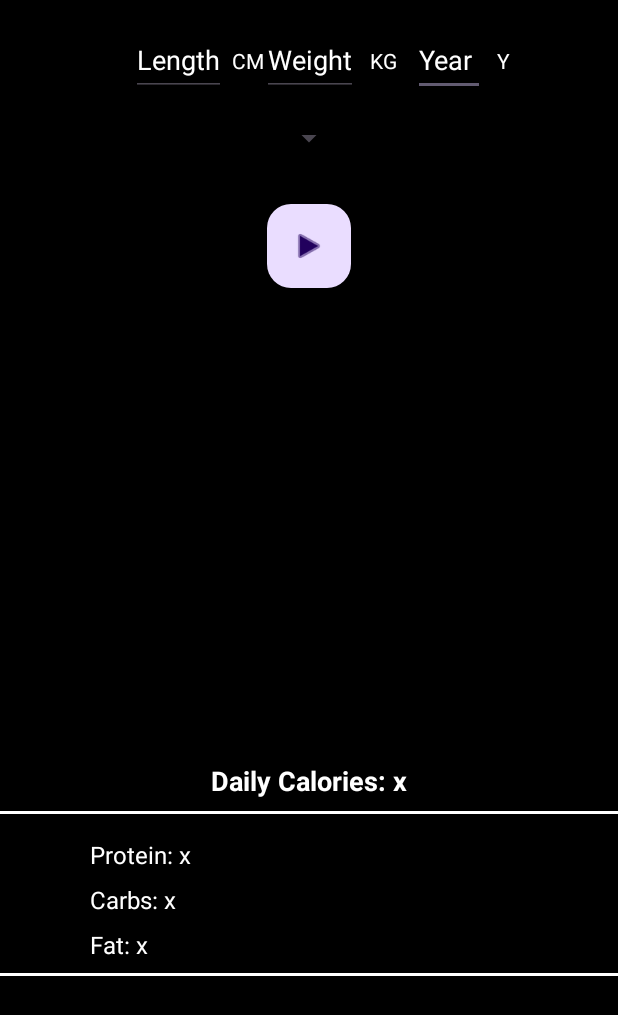
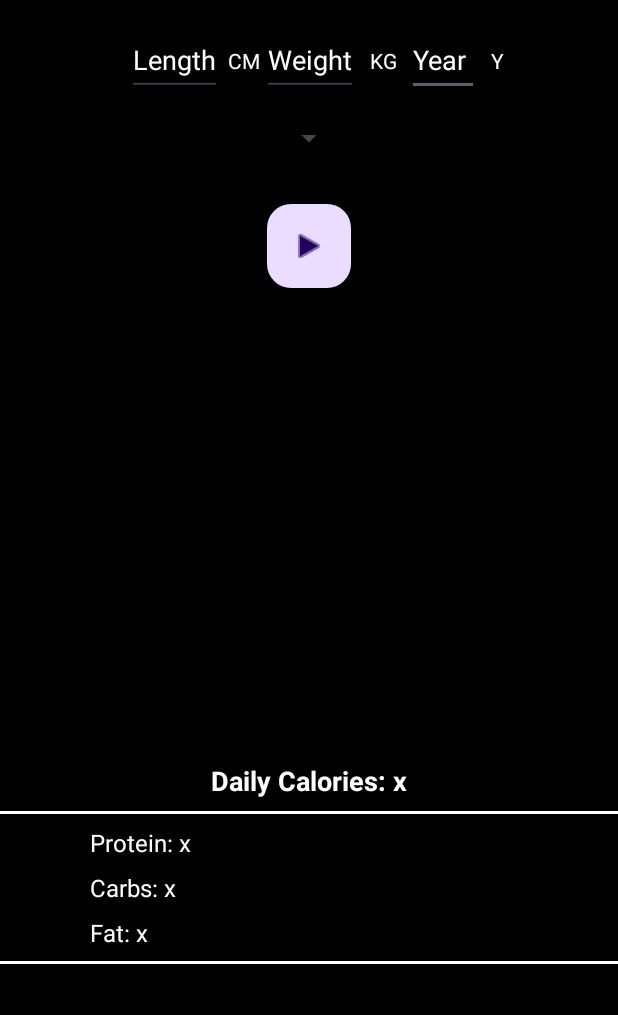
Before and after one commit to JosephKarkoush/HealthPlus, an Android app: the fragment CalCalculator shown on its own in the app's theme, on a phone screen of 412 x 824 dp. Shown: the top 1015 px of the screen. Run offline under Robolectric (Android 15) with nearby library versions, the phone set to English and light mode, and no system bars; 2 statements that could not run were skipped.

Commit message:
Updatera layout

```diff
--- a/app/src/main/res/layout/fragment_cal_calculator.xml
+++ b/app/src/main/res/layout/fragment_cal_calculator.xml
@@ -23,7 +23,7 @@
         android:textColorHint="#FFFFFFFF"
         android:translationY="16dp"
         app:layout_constraintEnd_toEndOf="parent"
-        app:layout_constraintHorizontal_bias="0.75"
+        app:layout_constraintHorizontal_bias="0.74"
         app:layout_constraintStart_toStartOf="parent"
         app:layout_constraintTop_toTopOf="parent" />
 
@@ -68,7 +68,7 @@
         android:textColorHint="#FFFFFFFF"
         android:translationY="16dp"
         app:layout_constraintEnd_toEndOf="parent"
-        app:layout_constraintHorizontal_bias="0.25"
+        app:layout_constraintHorizontal_bias="0.243"
         app:layout_constraintStart_toStartOf="parent"
         app:layout_constraintTop_toTopOf="parent" />
 
@@ -157,13 +157,12 @@
         android:id="@+id/borderLine2"
         android:layout_width="0dp"
         android:layout_height="2dp"
-        android:layout_marginTop="116dp"
+        android:layout_marginTop="8dp"
         android:background="#FFFFFFFF"
         app:layout_constraintEnd_toEndOf="parent"
         app:layout_constraintHorizontal_bias="0.0"
         app:layout_constraintStart_toStartOf="parent"
-        app:layout_constraintTop_toBottomOf="@id/dailyCaloriesText" />
-
+        app:layout_constraintTop_toBottomOf="@id/fatLabel" />
     <!-- Protein Label -->
 
     <TextView
@@ -176,7 +175,7 @@
         android:textColor="#FFFFFFFF"
         app:layout_constraintTop_toBottomOf="@id/borderLine"
         app:layout_constraintStart_toStartOf="parent"
-        android:layout_marginTop="16dp"/>
+        android:layout_marginTop="8dp"/>
 
     <!-- Carbs Label -->
     <TextView
```
